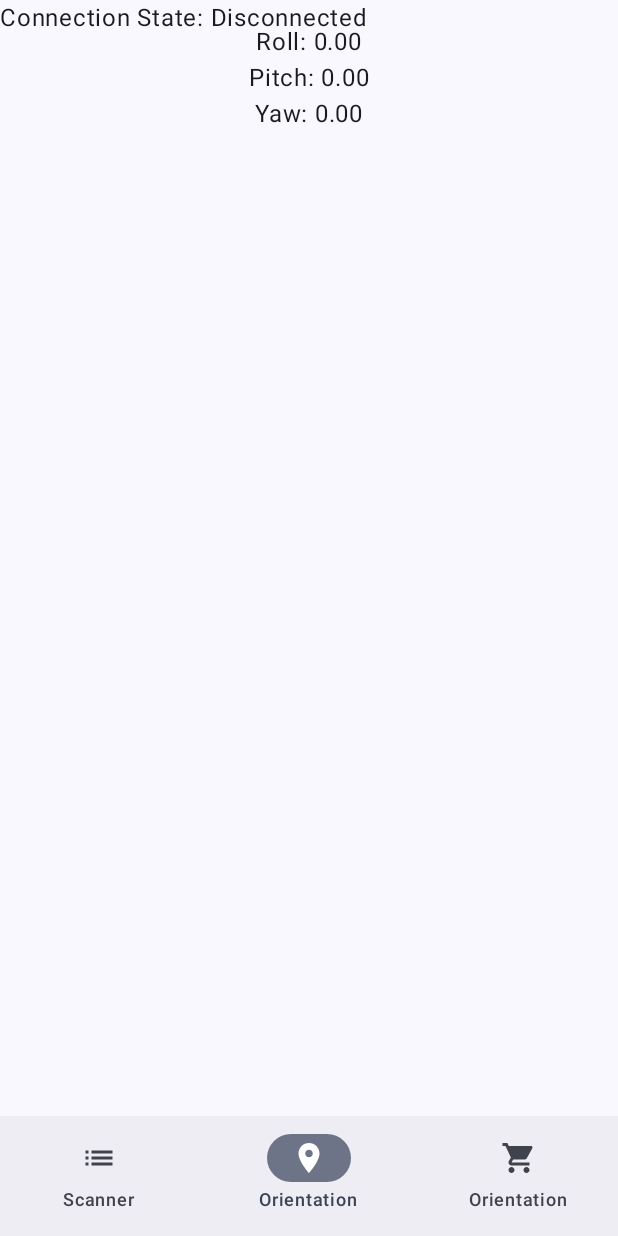
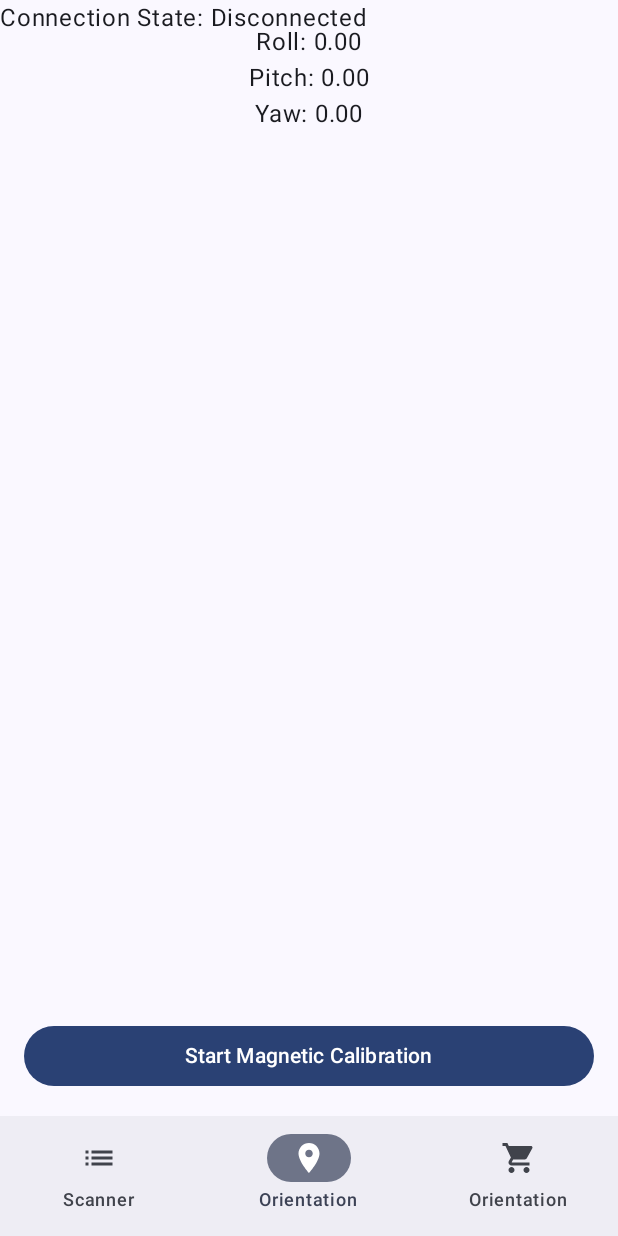
Before and after one commit to edwin98thompson/SkataBase.Android, an Android app built with Jetpack Compose: the OrientationScreen screen opened through its navigation route, on a phone screen of 412 x 824 dp. Run offline under Robolectric (Android 15) with nearby library versions, the phone set to English and light mode, and no system bars.

Commit message:
Implement message sending capabilities to BLE devices and add magnetometer calibration support.
Key changes include:
- **BLE Management**: Added a `sendMessage` function to `BLEManager` to write data to a specific GATT characteristic, including support for Android 13+ (Tiramisu) and legacy versions. Added timestamp logging for IMU packets.
- **Orientation Features**:
    - Introduced `startMagnetometerCalibration` in `OrientationViewModel` to send a calibration command via the repository.
    - Updated `OrientationScreen` with a UI button placeholder for initiating magnetic calibration.
    - Exposed `sendMessage` functionality through `BluetoothRepository`.
- **Dependencies & Configuration**:
    - Upgraded Kotlin version to `2.2.20`.
    - Added `androidx.remote-creation-compose` and `firebase-crashlytics-buildtools` dependencies.
    - Removed unused `.idea/kotlinc.xml` file.
- **Misc**: Updated deployment target selector timestamps and improved logging in `BLEManager`.

```diff
--- a/app/build.gradle.kts
+++ b/app/build.gradle.kts
@@ -58,6 +58,8 @@ dependencies {
     implementation(libs.androidx.ui.tooling.preview)
     implementation(libs.androidx.material3)
     implementation(libs.androidx.recyclerview)
+    implementation(libs.androidx.remote.creation.compose)
+    implementation(libs.firebase.crashlytics.buildtools)
     testImplementation(libs.junit)
     androidTestImplementation(libs.androidx.junit)
     androidTestImplementation(libs.androidx.espresso.core)
--- a/app/src/main/java/com/example/myfirstapp/repository/BluetoothRepository.kt
+++ b/app/src/main/java/com/example/myfirstapp/repository/BluetoothRepository.kt
@@ -30,6 +30,9 @@ class BluetoothRepository(
     fun connect(device: BluetoothDevice) =
         bluetoothManager.connect(device)
 
+    fun sendMessage(command: String): Unit =
+        bluetoothManager.sendMessage(command)
+
     fun disconnect() =
         bluetoothManager.disconnect()
 
--- a/app/src/main/java/com/example/myfirstapp/screens/OrientationScreen.kt
+++ b/app/src/main/java/com/example/myfirstapp/screens/OrientationScreen.kt
@@ -1,9 +1,12 @@
 package com.example.myfirstapp.screens
 
+import android.util.Log
 import androidx.compose.foundation.layout.Arrangement
 import androidx.compose.foundation.layout.Column
 import androidx.compose.foundation.layout.fillMaxSize
+import androidx.compose.foundation.layout.fillMaxWidth
 import androidx.compose.foundation.layout.padding
+import androidx.compose.material3.Button
 import androidx.compose.material3.Text
 import androidx.compose.runtime.Composable
 import androidx.compose.runtime.collectAsState
@@ -42,5 +45,14 @@ fun OrientationScreen(
             data = history,
             modifier = Modifier.weight(1f)
         )
+
+        Button(
+            onClick = {
+                Log.d("OrientationScreen","Starting magnetic calibration")
+            },
+            modifier = Modifier.fillMaxWidth()
+        ) {
+            Text("Start Magnetic Calibration")
+        }
     }
 }
--- a/app/src/main/java/com/example/myfirstapp/viewmodel/OrientationViewModel.kt
+++ b/app/src/main/java/com/example/myfirstapp/viewmodel/OrientationViewModel.kt
@@ -2,18 +2,24 @@ package com.example.myfirstapp.viewmodel
 
 import androidx.lifecycle.ViewModel
 import androidx.lifecycle.viewModelScope
+import com.example.myfirstapp.model.ConnectionState
 import com.example.myfirstapp.model.Orientation
 import com.example.myfirstapp.model.OrientationDataPoint
 import com.example.myfirstapp.repository.BluetoothRepository
 import kotlinx.coroutines.flow.MutableStateFlow
 import kotlinx.coroutines.flow.asStateFlow
 import kotlinx.coroutines.launch
+import java.util.Collections.emptyList
 
 class OrientationViewModel(
-    repository: BluetoothRepository
+    private val repository: BluetoothRepository
 ) : ViewModel() {
 
     val connectionState = repository.connectionState
+
+//    fun sendMessage(command: String) {
+//        repository.sendMessage(command)
+//    }
 
     private val _orientation =
         MutableStateFlow(
@@ -29,6 +35,19 @@ class OrientationViewModel(
         )
 
     val orientation = _orientation.asStateFlow()
+
+    private val _magCalibrationStatus = MutableStateFlow("Ready")
+    val magCalibrationStatus = _magCalibrationStatus.asStateFlow()
+
+    fun startMagnetometerCalibration() {
+        if (connectionState.value !is ConnectionState.Connected) {
+            _magCalibrationStatus.value =
+                "Connect to the ESP32 before calibrating."
+            return
+        }
+
+        repository.sendMessage("CALIBRATE_MAG")
+    }
 
     private val historyBuffer = ArrayDeque<OrientationDataPoint>()
 
--- a/gradle/libs.versions.toml
+++ b/gradle/libs.versions.toml
@@ -1,6 +1,6 @@
 [versions]
 agp = "8.8.2"
-kotlin = "2.0.0"
+kotlin = "2.2.20"
 coreKtx = "1.15.0"
 junit = "4.13.2"
 junitVersion = "1.2.1"
@@ -10,6 +10,8 @@ activityCompose = "1.10.1"
 composeBom = "2024.04.01"
 recyclerview = "1.4.0"
 lifecycleRuntimeComposeAndroid = "2.11.0"
+remoteCreationCompose = "1.0.0-alpha22"
+firebaseCrashlyticsBuildtools = "3.0.8"
 
 [libraries]
 androidx-core-ktx = { group = "androidx.core", name = "core-ktx", version.ref = "coreKtx" }
@@ -28,6 +30,8 @@ androidx-ui-test-junit4 = { group = "androidx.compose.ui", name = "ui-test-junit
 androidx-material3 = { group = "androidx.compose.material3", name = "material3" }
 androidx-recyclerview = { group = "androidx.recyclerview", name = "recyclerview", version.ref = "recyclerview" }
 androidx-lifecycle-runtime-compose-android = { group = "androidx.lifecycle", name = "lifecycle-runtime-compose-android", version.ref = "lifecycleRuntimeComposeAndroid" }
+androidx-remote-creation-compose = { group = "androidx.compose.remote", name = "remote-creation-compose", version.ref = "remoteCreationCompose" }
+firebase-crashlytics-buildtools = { group = "com.google.firebase", name = "firebase-crashlytics-buildtools", version.ref = "firebaseCrashlyticsBuildtools" }
 
 [plugins]
 android-application = { id = "com.android.application", version.ref = "agp" }
```
Also changed, not shown: app/src/main/java/com/example/myfirstapp/ble/BLEManager.kt (+32 -0 lines).
